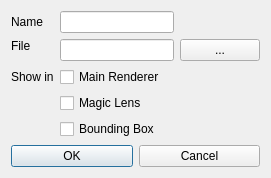
The window that core/src/modalityProperties.ui (3dct/open_iA) describes before a commit, drawn with Qt 5.
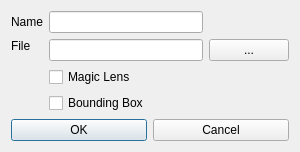
The same window after the commit.

Commit message: render window updates now, removed checkbox main renderer, removed redundant code created by me some time ago

```diff
--- a/core/src/modalityProperties.ui
+++ b/core/src/modalityProperties.ui
@@ -6,8 +6,8 @@
    <rect>
     <x>0</x>
     <y>0</y>
-    <width>271</width>
-    <height>165</height>
+    <width>300</width>
+    <height>142</height>
    </rect>
   </property>
   <property name="windowTitle">
@@ -29,37 +29,6 @@
       <property name="bottomMargin">
        <number>0</number>
       </property>
-      <item row="2" column="1">
-       <widget class="QCheckBox" name="cbMainRenderer">
-        <property name="text">
-         <string>Main Renderer</string>
-        </property>
-       </widget>
-      </item>
-      <item row="2" column="0">
-       <widget class="QLabel" name="label_3">
-        <property name="text">
-         <string>Show in</string>
-        </property>
-       </widget>
-      </item>
-      <item row="3" column="1">
-       <widget class="QCheckBox" name="cbMagicLens">
-        <property name="text">
-         <string>Magic Lens</string>
-        </property>
-       </widget>
-      </item>
-      <item row="0" column="0">
-       <widget class="QLabel" name="label">
-        <property name="text">
-         <string>Name</string>
-        </property>
-       </widget>
-      </item>
-      <item row="1" column="1">
-       <widget class="QLineEdit" name="edFilename"/>
-      </item>
       <item row="1" column="0">
        <widget class="QLabel" name="label_2">
         <property name="text">
@@ -73,13 +42,6 @@
       <item row="0" column="1">
        <widget class="QLineEdit" name="edName"/>
       </item>
-      <item row="1" column="2">
-       <widget class="QPushButton" name="pbChooseFile">
-        <property name="text">
-         <string>...</string>
-        </property>
-       </widget>
-      </item>
       <item row="4" column="1">
        <widget class="QCheckBox" name="cbBoundingBox">
         <property name="text">
@@ -87,11 +49,38 @@
         </property>
        </widget>
       </item>
+      <item row="1" column="1">
+       <widget class="QLineEdit" name="edFilename"/>
+      </item>
+      <item row="1" column="2">
+       <widget class="QPushButton" name="pbChooseFile">
+        <property name="text">
+         <string>...</string>
+        </property>
+       </widget>
+      </item>
+      <item row="0" column="0">
+       <widget class="QLabel" name="label">
+        <property name="text">
+         <string>Name</string>
+        </property>
+       </widget>
+      </item>
+      <item row="2" column="1">
+       <widget class="QCheckBox" name="cbMagicLens">
+        <property name="text">
+         <string>Magic Lens</string>
+        </property>
+       </widget>
+      </item>
      </layout>
     </widget>
    </item>
    <item>
     <widget class="QWidget" name="buttonWidget" native="true">
+     <property name="enabled">
+      <bool>true</bool>
+     </property>
      <layout class="QHBoxLayout" name="horizontalLayout_2">
       <property name="leftMargin">
        <number>0</number>
```
Left out of the diff: 1 changed line with no effect on the pictures. The commit also changes 5 other files.
